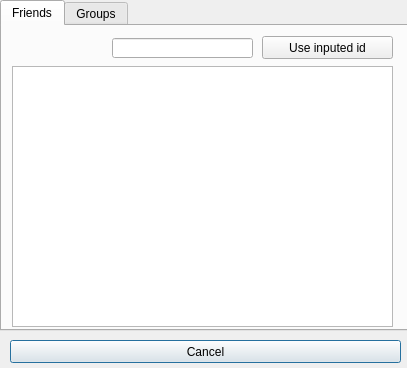
Qt form dialogs/relations_dialog.ui (jeyboy/playo3) before a commit.
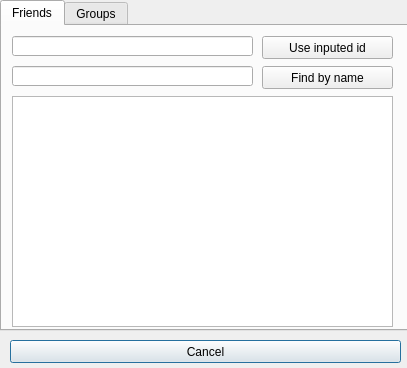
The same form after that commit. The open tabs and pages were chosen to show the change.

What changed in the file:
```diff
--- a/dialogs/relations_dialog.ui
+++ b/dialogs/relations_dialog.ui
@@ -42,22 +42,6 @@
     <attribute name="title">
      <string>Friends</string>
     </attribute>
-    <widget class="QListView" name="friendsList">
-     <property name="geometry">
-      <rect>
-       <x>10</x>
-       <y>40</y>
-       <width>381</width>
-       <height>261</height>
-      </rect>
-     </property>
-     <property name="showDropIndicator" stdset="0">
-      <bool>false</bool>
-     </property>
-     <property name="alternatingRowColors">
-      <bool>true</bool>
-     </property>
-    </widget>
     <widget class="QPushButton" name="friendManually">
      <property name="geometry">
       <rect>
@@ -74,13 +58,46 @@
     <widget class="QLineEdit" name="friendId">
      <property name="geometry">
       <rect>
-       <x>110</x>
-       <y>12</y>
-       <width>141</width>
+       <x>10</x>
+       <y>10</y>
+       <width>241</width>
        <height>20</height>
       </rect>
      </property>
     </widget>
+    <widget class="QListWidget" name="friendsList">
+     <property name="geometry">
+      <rect>
+       <x>10</x>
+       <y>70</y>
+       <width>381</width>
+       <height>231</height>
+      </rect>
+     </property>
+    </widget>
+    <widget class="QLineEdit" name="friendName">
+     <property name="geometry">
+      <rect>
+       <x>10</x>
+       <y>40</y>
+       <width>241</width>
+       <height>20</height>
+      </rect>
+     </property>
+    </widget>
+    <widget class="QPushButton" name="friendByName">
+     <property name="geometry">
+      <rect>
+       <x>260</x>
+       <y>40</y>
+       <width>131</width>
+       <height>23</height>
+      </rect>
+     </property>
+     <property name="text">
+      <string>Find by name</string>
+     </property>
+    </widget>
    </widget>
    <widget class="QWidget" name="tab_2">
     <attribute name="title">
```
Left out of the diff: 55 changed lines with no effect on the pictures.
